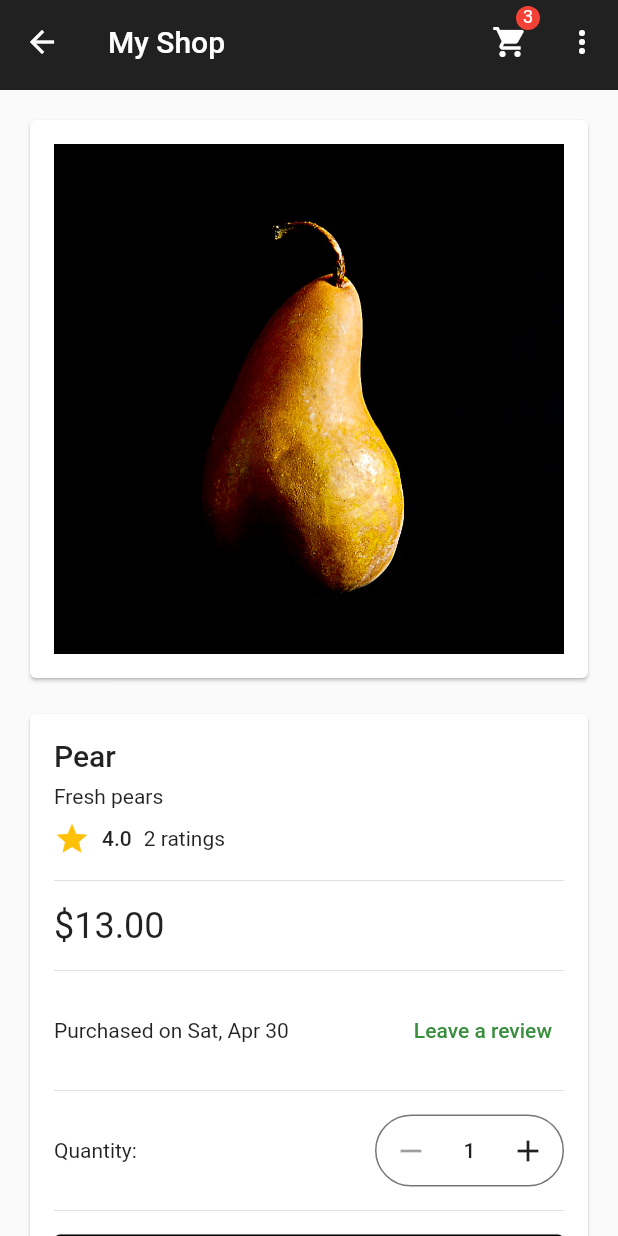
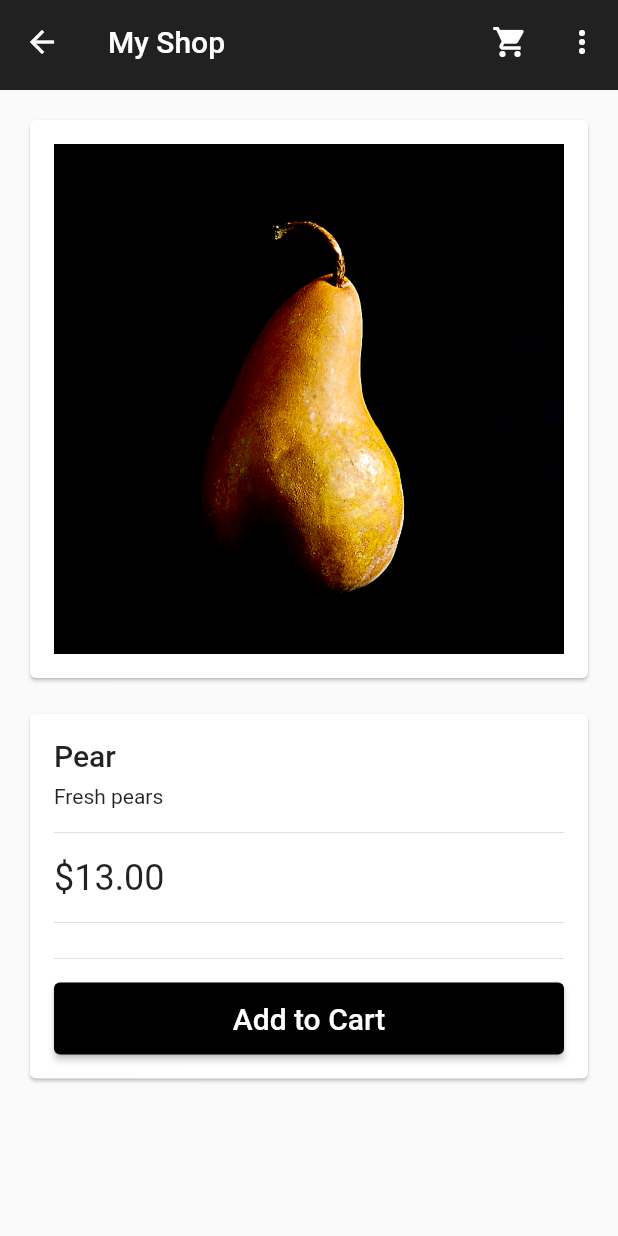
Before and after one commit to entomoio/e-commerce, a Flutter app: the screen it shows after launch, after a tap on "Pear", on a phone screen of 412 x 824 dp. Run offline on Flutter 3.47's test engine with Material 2 defaults, Android fonts, the light colour scheme and no system bars; our stand-ins replace firebase_auth, firebase_core, flutter_layout_grid, flutter_rating_bar, flutter_riverpod, go_router and 2 more; accounts and stored records are empty.

Commit message:
features cleanup

```diff
--- a/lib/src/features/cart/presentation/add_to_cart/add_to_cart_widget.dart
+++ b/lib/src/features/cart/presentation/add_to_cart/add_to_cart_widget.dart
@@ -1,6 +1,4 @@
-import 'dart:math';
-
-import 'package:localization_ecommerce/src/common_widgets/alert_dialogs.dart';
+import 'package:go_router/go_router.dart';
 import 'package:localization_ecommerce/src/features/cart/domain/item.dart';
 import 'package:localization_ecommerce/src/localization/string_hardcoded.dart';
 import 'package:flutter/material.dart';
@@ -8,6 +6,7 @@ import 'package:localization_ecommerce/src/common_widgets/item_quantity_selector
 import 'package:localization_ecommerce/src/common_widgets/primary_button.dart';
 import 'package:localization_ecommerce/src/constants/app_sizes.dart';
 import 'package:localization_ecommerce/src/features/products/domain/product.dart';
+import 'package:localization_ecommerce/src/routing/app_router.dart';
 import 'package:localization_ecommerce/src/utils/in_persistent_store.dart';
 
 /// A widget that shows an [ItemQuantitySelector] along with a [PrimaryButton]
@@ -23,25 +22,25 @@ class AddToCartWidget extends StatelessWidget {
     return Column(
       crossAxisAlignment: CrossAxisAlignment.stretch,
       children: [
-        Row(
-          mainAxisSize: MainAxisSize.max,
-          mainAxisAlignment: MainAxisAlignment.spaceBetween,
-          children: [
-            Text('Quantity:'.hardcoded),
-            ItemQuantitySelector(
-              // TODO: plug in state
-              quantity: 1,
-              // let the user choose up to the available quantity or
-              // 10 items at most
-              maxQuantity: min(availableQuantity, 10),
-              // TODO: Implement onChanged
-              onChanged: (value) {
-                showNotImplementedAlertDialog(context: context);
-              },
-            ),
-          ],
-        ),
-        gapH8,
+        // Row(
+        //   mainAxisSize: MainAxisSize.max,
+        //   mainAxisAlignment: MainAxisAlignment.spaceBetween,
+        //   children: [
+        //     Text('Quantity:'.hardcoded),
+        //     ItemQuantitySelector(
+        //       // TODO: plug in state
+        //       quantity: 1,
+        //       // let the user choose up to the available quantity or
+        //       // 10 items at most
+        //       maxQuantity: min(availableQuantity, 10),
+        //       // TODO: Implement onChanged
+        //       onChanged: (value) {
+        //         showNotImplementedAlertDialog(context: context);
+        //       },
+        //     ),
+        //   ],
+        // ),
+        // gapH8,
         const Divider(),
         gapH8,
         PrimaryButton(
@@ -49,10 +48,13 @@ class AddToCartWidget extends StatelessWidget {
           isLoading: false,
           // TODO: Implement onPressed
           onPressed: () {
-            InPersistentStore().addCartItem(Item(
-              productId: product.id,
-              quantity: 1,
-            ));
+            InPersistentStore().addCartItem(
+              Item(
+                productId: product.id,
+                quantity: 1,
+              ),
+            );
+            context.pushNamed(AppRoute.cart.name);
             // showNotImplementedAlertDialog(context: context);
           },
           text: availableQuantity > 0
--- a/lib/src/features/cart/presentation/cart_total/cart_total_with_cta.dart
+++ b/lib/src/features/cart/presentation/cart_total/cart_total_with_cta.dart
@@ -1,5 +1,4 @@
 import 'package:flutter/material.dart';
-import 'package:localization_ecommerce/src/features/cart/presentation/cart_total/cart_total_text.dart';
 import 'package:localization_ecommerce/src/constants/app_sizes.dart';
 
 /// Widget for showing the shopping cart total with a checkout button
@@ -13,7 +12,7 @@ class CartTotalWithCTA extends StatelessWidget {
     return Column(
       crossAxisAlignment: CrossAxisAlignment.stretch,
       children: [
-        const CartTotalText(),
+        // const CartTotalText(),
         gapH8,
         ctaBuilder(context),
         gapH8,
--- a/lib/src/features/checkout/presentation/payment/payment_button.dart
+++ b/lib/src/features/checkout/presentation/payment/payment_button.dart
@@ -18,7 +18,7 @@ class PaymentButton extends StatelessWidget {
     // TODO: error handling
     // TODO: loading state
     return PrimaryButton(
-      text: 'Pay'.hardcoded,
+      text: 'Receipt (PDF)'.hardcoded,
       isLoading: false,
       onPressed: () => _pay(context),
     );
--- a/lib/src/features/checkout/presentation/payment/payment_page.dart
+++ b/lib/src/features/checkout/presentation/payment/payment_page.dart
@@ -3,6 +3,7 @@ import 'package:flutter/material.dart';
 import 'package:localization_ecommerce/src/features/checkout/presentation/payment/payment_button.dart';
 import 'package:localization_ecommerce/src/features/cart/presentation/shopping_cart/shopping_cart_item.dart';
 import 'package:localization_ecommerce/src/features/cart/presentation/shopping_cart/shopping_cart_items_builder.dart';
+import 'package:localization_ecommerce/src/utils/in_persistent_store.dart';
 
 /// Payment screen showing the items in the cart (with read-only quantities) and
 /// a button to checkout.
@@ -13,20 +14,7 @@ class PaymentPage extends StatelessWidget {
   Widget build(BuildContext context) {
     // TODO: Listen to cart changes on checkout and update the UI.
     // TODO: Read from data source
-    const cartItemsList = [
-      Item(
-        productId: '1',
-        quantity: 1,
-      ),
-      Item(
-        productId: '2',
-        quantity: 2,
-      ),
-      Item(
-        productId: '3',
-        quantity: 3,
-      ),
-    ];
+    final List<Item> cartItemsList = InPersistentStore().getCartList();
 
     return ShoppingCartItemsBuilder(
       items: cartItemsList,
--- a/lib/src/features/orders/presentation/orders_list/orders_list_screen.dart
+++ b/lib/src/features/orders/presentation/orders_list/orders_list_screen.dart
@@ -17,9 +17,9 @@ class OrdersListScreen extends StatelessWidget {
         id: 'abc',
         userId: '123',
         items: {
-          '1': 1,
+          '1': 3,
           '2': 2,
-          '3': 3,
+          '3': 1,
         },
         orderStatus: OrderStatus.confirmed,
         orderDate: DateTime.now(),
--- a/lib/src/features/products/presentation/home_app_bar/home_app_bar.dart
+++ b/lib/src/features/products/presentation/home_app_bar/home_app_bar.dart
@@ -43,12 +43,12 @@ class HomeAppBar extends ConsumerWidget with PreferredSizeWidget {
         actions: [
           const ShoppingCartIcon(),
           if (user != null) ...[
-            ActionTextButton(
-              key: MoreMenuButton.ordersKey,
-              text: 'Orders'.hardcoded,
-              // onPressed: () => context.go('/orders'),
-              onPressed: () => context.pushNamed(AppRoute.orders.name),
-            ),
+            // ActionTextButton(
+            //   key: MoreMenuButton.ordersKey,
+            //   text: 'Orders'.hardcoded,
+            //   // onPressed: () => context.go('/orders'),
+            //   onPressed: () => context.pushNamed(AppRoute.orders.name),
+            // ),
             ActionTextButton(
               key: MoreMenuButton.accountKey,
               text: 'Account'.hardcoded,
--- a/lib/src/features/products/presentation/home_app_bar/shopping_cart_icon.dart
+++ b/lib/src/features/products/presentation/home_app_bar/shopping_cart_icon.dart
@@ -13,7 +13,7 @@ class ShoppingCartIcon extends StatelessWidget {
   @override
   Widget build(BuildContext context) {
     // TODO: Read from data source
-    const cartItemsCount = 3;
+    const cartItemsCount = 0;
     return Stack(
       children: [
         Center(
--- a/lib/src/features/products/presentation/product_screen/product_screen.dart
+++ b/lib/src/features/products/presentation/product_screen/product_screen.dart
@@ -11,9 +11,6 @@ import 'package:localization_ecommerce/src/constants/app_sizes.dart';
 import 'package:localization_ecommerce/src/features/products/presentation/home_app_bar/home_app_bar.dart';
 import 'package:localization_ecommerce/src/common_widgets/empty_placeholder_widget.dart';
 import 'package:localization_ecommerce/src/features/cart/presentation/add_to_cart/add_to_cart_widget.dart';
-import 'package:localization_ecommerce/src/features/products/presentation/product_screen/leave_review_action.dart';
-import 'package:localization_ecommerce/src/features/products/presentation/product_screen/product_average_rating.dart';
-import 'package:localization_ecommerce/src/features/reviews/presentation/product_reviews/product_reviews_list.dart';
 import 'package:localization_ecommerce/src/features/products/domain/product.dart';
 
 /// Shows the product page for a given product ID.
@@ -41,7 +38,7 @@ class ProductScreen extends StatelessWidget {
                         padding: const EdgeInsets.all(Sizes.p16),
                         child: ProductDetails(product: product),
                       ),
-                      ProductReviewsList(productId: productId),
+                      // ProductReviewsList(productId: productId),
                     ],
                   ),
           );
@@ -79,17 +76,17 @@ class ProductDetails extends StatelessWidget {
               gapH8,
               Text(product.description),
               // Only show average if there is at least one rating
-              if (product.numRatings >= 1) ...[
-                gapH8,
-                ProductAverageRating(product: product),
-              ],
+              // if (product.numRatings >= 1) ...[
+              //   gapH8,
+              //   ProductAverageRating(product: product),
+              // ],
               gapH8,
               const Divider(),
               gapH8,
               Text(priceFormatted,
                   style: Theme.of(context).textTheme.headline5),
               gapH8,
-              LeaveReviewAction(productId: product.id),
+              // LeaveReviewAction(productId: product.id),
               const Divider(),
               gapH8,
               AddToCartWidget(product: product),
--- a/lib/src/features/products/presentation/products_list/product_card.dart
+++ b/lib/src/features/products/presentation/products_list/product_card.dart
@@ -1,8 +1,6 @@
-import 'package:localization_ecommerce/src/localization/string_hardcoded.dart';
 import 'package:flutter/material.dart';
 import 'package:localization_ecommerce/src/common_widgets/custom_image.dart';
 import 'package:localization_ecommerce/src/constants/app_sizes.dart';
-import 'package:localization_ecommerce/src/features/products/presentation/product_screen/product_average_rating.dart';
 import 'package:localization_ecommerce/src/features/products/domain/product.dart';
 import 'package:localization_ecommerce/src/utils/currency_formatter.dart';
 
@@ -34,20 +32,20 @@ class ProductCard extends StatelessWidget {
               const Divider(),
               gapH8,
               Text(product.title, style: Theme.of(context).textTheme.headline6),
-              if (product.numRatings >= 1) ...[
-                gapH8,
-                ProductAverageRating(product: product),
-              ],
+              // if (product.numRatings >= 1) ...[
+              //   gapH8,
+              //   ProductAverageRating(product: product),
+              // ],
               gapH24,
               Text(priceFormatted,
                   style: Theme.of(context).textTheme.headline5),
               gapH4,
-              Text(
-                product.availableQuantity <= 0
-                    ? 'Out of Stock'.hardcoded
-                    : 'Quantity: ${product.availableQuantity}'.hardcoded,
-                style: Theme.of(context).textTheme.caption,
-              )
+              // Text(
+              //   product.availableQuantity <= 0
+              //       ? 'Out of Stock'.hardcoded
+              //       : 'Quantity: ${product.availableQuantity}'.hardcoded,
+              //   style: Theme.of(context).textTheme.caption,
+              // )
             ],
           ),
         ),
--- a/lib/src/localization/app_en.arb
+++ b/lib/src/localization/app_en.arb
@@ -183,7 +183,7 @@
   "shoppingCartEmpty": "Your shopping cart is empty",
   "goBack": "Go Back",
   "checkout": "Checkout",
-  "pay": "Pay",
+  "receipt": "Receipt (PDF)",
   "notFound404": "404 - Page not found!",
   "goHome": "Go Home"
 }
```
Also changed, not shown: lib/src/features/cart/presentation/shopping_cart/shopping_cart_item.dart (+32 -36 lines), lib/src/features/cart/presentation/shopping_cart/shopping_cart_screen.dart (+0 -16 lines), lib/src/features/products/presentation/home_app_bar/more_menu_button.dart (+9 -9 lines), lib/src/utils/in_persistent_store.dart (+12 -15 lines).
